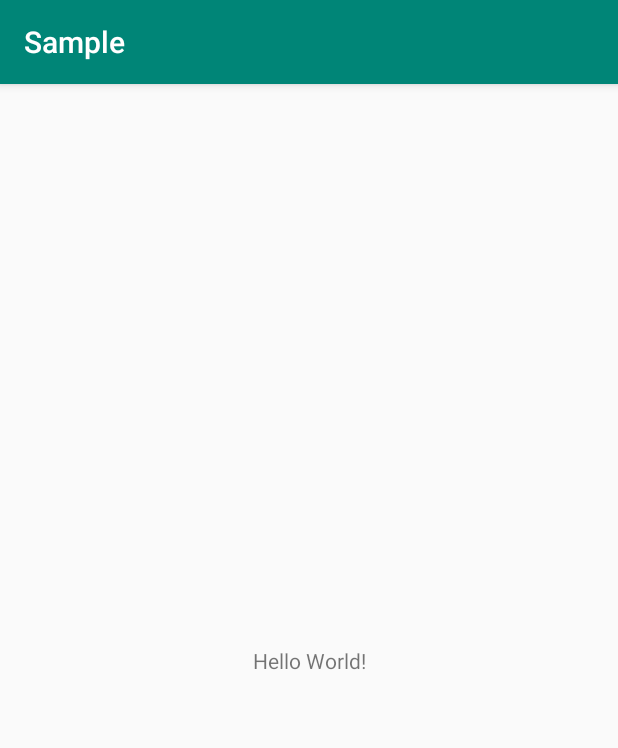
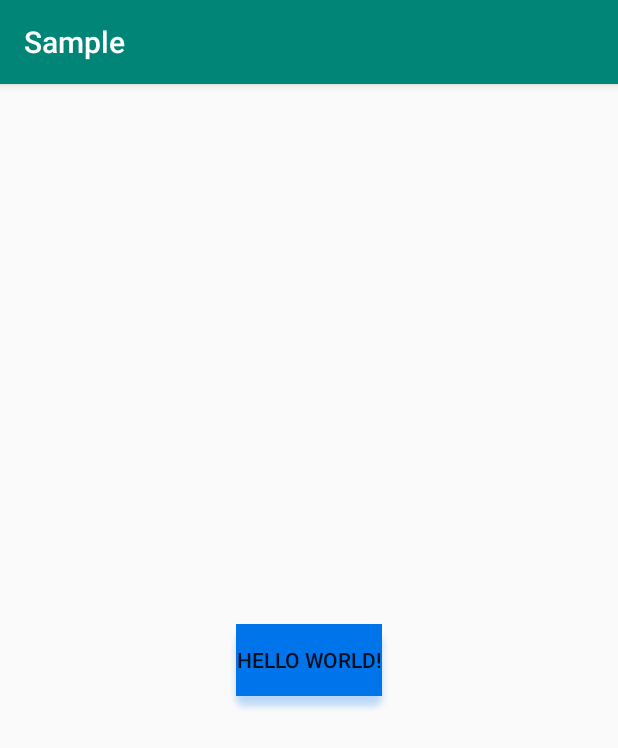
Before and after one commit to SabriGhazali/Shadout-Android, an Android app: the screen it shows after launch (MainActivity), on a phone screen of 412 x 824 dp. Shown: the top 748 px of the screen. Run offline under Robolectric (Android 15) with nearby library versions, the phone set to English and light mode, and no system bars.

```diff
--- a/app/build.gradle
+++ b/app/build.gradle
@@ -32,4 +32,6 @@ dependencies {
     testImplementation 'junit:junit:4.12'
     androidTestImplementation 'androidx.test:runner:1.2.0'
     androidTestImplementation 'androidx.test.espresso:espresso-core:3.2.0'
+    implementation project(path: ':shadout')
+
 }
--- a/app/src/main/AndroidManifest.xml
+++ b/app/src/main/AndroidManifest.xml
@@ -1,6 +1,6 @@
 <?xml version="1.0" encoding="utf-8"?>
 <manifest xmlns:android="http://schemas.android.com/apk/res/android"
-    package="com.sablasvegas.shadout">
+    package="com.sablasvegas.shadoutexample">
 
     <application
         android:allowBackup="true"
@@ -9,7 +9,7 @@
         android:roundIcon="@mipmap/ic_launcher_round"
         android:supportsRtl="true"
         android:theme="@style/AppTheme">
-        <activity android:name=".MainActivity">
+        <activity android:name="com.sablasvegas.shadoutexample.MainActivity">
             <intent-filter>
                 <action android:name="android.intent.action.MAIN" />
 
--- a/app/src/main/java/com/sablasvegas/shadout/MainActivity.kt
+++ b/app/src/main/java/com/sablasvegas/shadoutexample/MainActivity.kt
@@ -1,4 +1,4 @@
-package com.sablasvegas.shadout
+package com.sablasvegas.shadoutexample
 
 import androidx.appcompat.app.AppCompatActivity
 import android.os.Bundle
--- a/app/src/main/res/layout/activity_main.xml
+++ b/app/src/main/res/layout/activity_main.xml
@@ -6,13 +6,26 @@
     android:layout_height="match_parent"
     tools:context=".MainActivity">
 
-    <TextView
+    <com.sablasvegas.shadout.Shadout
         android:layout_width="wrap_content"
         android:layout_height="wrap_content"
-        android:text="Hello World!"
         app:layout_constraintBottom_toBottomOf="parent"
         app:layout_constraintLeft_toLeftOf="parent"
         app:layout_constraintRight_toRightOf="parent"
-        app:layout_constraintTop_toTopOf="parent" />
+        app:layout_constraintTop_toTopOf="parent"
+        app:Dy="7dp"
+        app:shadowColor="#400075EB"
+        app:shadowRadius="4dp">
+        <Button
+            android:layout_width="wrap_content"
+            android:layout_height="wrap_content"
+            android:text="Hello World!"
+            android:background="@color/color_blue"
+            app:layout_constraintBottom_toBottomOf="parent"
+            app:layout_constraintLeft_toLeftOf="parent"
+            app:layout_constraintRight_toRightOf="parent"
+            app:layout_constraintTop_toTopOf="parent" />
+    </com.sablasvegas.shadout.Shadout>
+
 
 </androidx.constraintlayout.widget.ConstraintLayout>
--- /dev/null
+++ b/shadout/src/main/java/com/sablasvegas/shadout/Shadout.kt
@@ -0,0 +1,176 @@
+package com.sablasvegas.shadout
+
+import android.content.Context
+import android.content.res.TypedArray
+import android.graphics.*
+import android.graphics.drawable.BitmapDrawable
+import android.os.Build
+import android.util.AttributeSet
+import android.widget.FrameLayout
+import com.sablasvegas.shadout.R
+
+class Shadout : FrameLayout {
+
+    private var mShadowColor = 0
+    private var mShadowRadius = 0f
+    private var mCornerRadius = 0f
+    private var mDx = 0f
+    private var mDy = 0f
+    private val mInvalidateShadowOnSizeChanged = true
+    private var mForceInvalidateShadow = false
+
+
+    constructor(context: Context) : super(context) {
+        initView(context,null)
+    }
+    constructor(context: Context, attrs: AttributeSet?) : super(context, attrs) {
+        initView(context,attrs)
+    }
+    constructor(context: Context, attrs: AttributeSet?, defStyleAttr: Int) : super(context, attrs, defStyleAttr)
+    {
+        initView(context, attrs)
+    }
+
+
+
+    override fun getSuggestedMinimumWidth(): Int {
+        return 0
+    }
+
+    override fun getSuggestedMinimumHeight(): Int {
+        return 0
+    }
+
+    override fun onSizeChanged(w: Int, h: Int, oldw: Int, oldh: Int) {
+        super.onSizeChanged(w, h, oldw, oldh)
+        if (w > 0 && h > 0 && (background == null || mInvalidateShadowOnSizeChanged || mForceInvalidateShadow)) {
+            mForceInvalidateShadow = false
+            setBackgroundCompat(w, h)
+        }
+    }
+
+    override fun onLayout(
+        changed: Boolean,
+        left: Int,
+        top: Int,
+        right: Int,
+        bottom: Int
+    ) {
+        super.onLayout(changed, left, top, right, bottom)
+        if (mForceInvalidateShadow) {
+            mForceInvalidateShadow = false
+            setBackgroundCompat(right - left, bottom - top)
+        }
+    }
+
+    private fun initView(
+        context: Context,
+        attrs: AttributeSet?
+    ) {
+        if (attrs != null) {
+            initAttributes(context, attrs)
+        }
+        val xPadding = (mShadowRadius + Math.abs(mDx)).toInt()
+        val yPadding = (mShadowRadius + Math.abs(mDy)).toInt()
+        setPadding(xPadding, yPadding, xPadding, yPadding)
+    }
+
+    private fun setBackgroundCompat(
+        w: Int,
+        h: Int
+    ) { if (isInEditMode) {
+            setBackgroundColor(mShadowColor)
+            return
+        }
+        val bitmap = createShadowBitmap(
+            w,
+            h,
+            mCornerRadius,
+            mShadowRadius,
+            mDx,
+            mDy,
+            mShadowColor,
+            Color.TRANSPARENT
+        )
+        val drawable = BitmapDrawable(resources, bitmap)
+        if (Build.VERSION.SDK_INT <= Build.VERSION_CODES.JELLY_BEAN) {
+            setBackgroundDrawable(drawable)
+        } else {
+            background = drawable
+        }
+    }
+
+
+    private fun initAttributes(
+        context: Context,
+        attrs: AttributeSet
+    ) {
+        val attr = getTypedArray(context, attrs, R.styleable.Shadout) ?: return
+        try {
+            mCornerRadius = attr.getDimension(
+                R.styleable.Shadout_cornerRadius,
+                resources.getDimension(R.dimen.def_corner_radius)
+            )
+            mShadowRadius = attr.getDimension(
+                R.styleable.Shadout_shadowRadius,
+                resources.getDimension(R.dimen.def_shadow_radius)
+            )
+            mDx = attr.getDimension(R.styleable.Shadout_Dx, 0f)
+            mDy = attr.getDimension(R.styleable.Shadout_Dy, 0f)
+            mShadowColor = attr.getColor(
+                R.styleable.Shadout_shadowColor,
+                resources.getColor(R.color.color_blue_shadow)
+            )
+        } finally {
+            attr.recycle()
+        }
+    }
+
+    private fun getTypedArray(
+        context: Context,
+        attributeSet: AttributeSet,
+        attr: IntArray
+    ): TypedArray? {
+        return context.obtainStyledAttributes(attributeSet, attr, 0, 0)
+    }
+
+    private fun createShadowBitmap(
+        shadowWidth: Int, shadowHeight: Int, cornerRadius: Float, shadowRadius: Float,
+        dx: Float, dy: Float, shadowColor: Int, fillColor: Int
+    ): Bitmap {
+        val output = Bitmap.createBitmap(shadowWidth, shadowHeight, Bitmap.Config.ARGB_4444)
+        val canvas = Canvas(output)
+        val shadowRect = RectF(
+            shadowRadius,
+            shadowRadius,
+            shadowWidth - shadowRadius,
+            shadowHeight - shadowRadius
+        )
+        if (dy > 0) {
+            shadowRect.top += dy
+            shadowRect.bottom -= dy
+        } else if (dy < 0) {
+            shadowRect.top += Math.abs(dy)
+            shadowRect.bottom -= Math.abs(dy)
+        }
+        if (dx > 0) {
+            shadowRect.left += dx
+            shadowRect.right -= dx
+        } else if (dx < 0) {
+            shadowRect.left += Math.abs(dx)
+            shadowRect.right -= Math.abs(dx)
+        }
+        val shadowPaint = Paint()
+        shadowPaint.isAntiAlias = true
+        shadowPaint.color = fillColor
+        shadowPaint.style = Paint.Style.FILL
+        if (!isInEditMode) {
+            shadowPaint.setShadowLayer(shadowRadius, dx, dy, shadowColor)
+        }
+        canvas.drawRoundRect(shadowRect, cornerRadius, cornerRadius, shadowPaint)
+        return output
+    }
+
+
+
+}
--- /dev/null
+++ b/shadout/src/main/res/values/colors.xml
@@ -0,0 +1,7 @@
+<?xml version="1.0" encoding="utf-8"?>
+<resources>
+    <color name="color_blue">#0075EB</color>
+    <color name="color_blue_shadow">#400075EB</color>
+    <color name="color_pink_shadow">#40E9097E</color>
+    <color name="color_pink">#E9097E</color>
+</resources>
--- /dev/null
+++ b/shadout/src/main/res/values/dimens.xml
@@ -0,0 +1,5 @@
+<?xml version="1.0" encoding="utf-8"?>
+<resources>
+    <dimen name="def_shadow_radius">5dp</dimen>
+    <dimen name="def_corner_radius">5dp</dimen>
+</resources>
```
Also changed, not shown: shadout/src/main/res/values/attrs.xml (added, +10 -0 lines), 10 other files.
